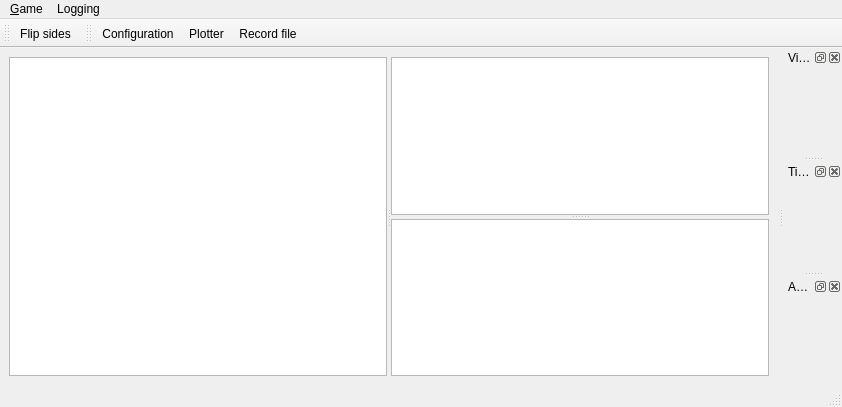
robotics-erlangen/autoref, file src/gui/mainwindow.ui: the form before one commit.
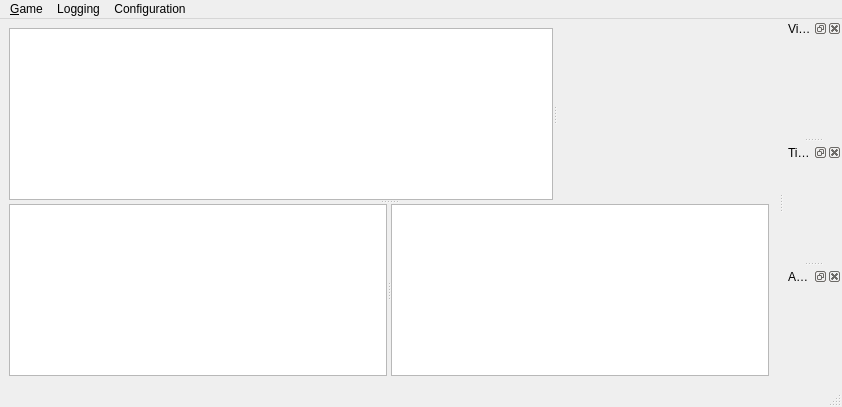
The form after the commit. Custom widgets are drawn as their Qt base class.

The edit to the form file:
```diff
--- a/src/gui/mainwindow.ui
+++ b/src/gui/mainwindow.ui
@@ -19,21 +19,35 @@
   <widget class="QWidget" name="centralwidget">
    <layout class="QVBoxLayout" name="verticalLayout">
     <item>
-     <widget class="QSplitter" name="splitterH">
+     <widget class="QSplitter" name="splitterV">
       <property name="orientation">
-       <enum>Qt::Horizontal</enum>
+       <enum>Qt::Vertical</enum>
       </property>
-      <widget class="DebugTreeWidget" name="debugTree">
-       <property name="editTriggers">
-        <set>QAbstractItemView::NoEditTriggers</set>
+      <widget class="QSplitter" name="splitterTop">
+       <property name="orientation">
+        <enum>Qt::Horizontal</enum>
        </property>
+       <widget class="DebugTreeWidget" name="debugTree">
+        <property name="editTriggers">
+         <set>QAbstractItemView::NoEditTriggers</set>
+        </property>
+       </widget>
+       <widget class="BallSpeedPlotter" name="plotter" native="true"/>
       </widget>
-      <widget class="QSplitter" name="splitterV">
+      <widget class="QSplitter" name="splitterBottom">
        <property name="orientation">
-        <enum>Qt::Vertical</enum>
+        <enum>Qt::Horizontal</enum>
        </property>
-       <widget class="FieldWidget" name="field"/>
-       <widget class="LogWidget" name="log"/>
+       <widget class="LogWidget" name="log">
+        <property name="acceptDrops">
+         <bool>false</bool>
+        </property>
+       </widget>
+       <widget class="FieldWidget" name="field">
+        <property name="acceptDrops">
+         <bool>false</bool>
+        </property>
+       </widget>
       </widget>
      </widget>
     </item>
@@ -45,7 +59,7 @@
      <x>0</x>
      <y>0</y>
      <width>842</width>
-     <height>22</height>
+     <height>19</height>
     </rect>
    </property>
    <widget class="QMenu" name="menu_Game">
@@ -62,22 +76,17 @@
     </property>
     <addaction name="actionRecord"/>
    </widget>
+   <widget class="QMenu" name="menuConfiguration">
+    <property name="title">
+     <string>Configuration</string>
+    </property>
+    <addaction name="actionConfiguration"/>
+   </widget>
    <addaction name="menu_Game"/>
    <addaction name="menuVideo"/>
+   <addaction name="menuConfiguration"/>
   </widget>
   <widget class="QStatusBar" name="statusbar"/>
-  <widget class="QToolBar" name="toolCommands">
-   <property name="windowTitle">
-    <string>Commands</string>
-   </property>
-   <attribute name="toolBarArea">
-    <enum>TopToolBarArea</enum>
-   </attribute>
-   <attribute name="toolBarBreak">
-    <bool>false</bool>
-   </attribute>
-   <addaction name="actionFlipSides"/>
-  </widget>
   <widget class="QDockWidget" name="dockVisualization">
    <property name="windowTitle">
     <string>Visualizations</string>
@@ -87,20 +96,6 @@
    </attribute>
    <widget class="VisualizationWidget" name="visualization"/>
   </widget>
-  <widget class="QToolBar" name="toolConfig">
-   <property name="windowTitle">
-    <string>Configuration</string>
-   </property>
-   <attribute name="toolBarArea">
-    <enum>TopToolBarArea</enum>
-   </attribute>
-   <attribute name="toolBarBreak">
-    <bool>false</bool>
-   </attribute>
-   <addaction name="actionConfiguration"/>
-   <addaction name="actionPlotter"/>
-   <addaction name="actionRecord"/>
-  </widget>
   <widget class="QDockWidget" name="dockTiming">
    <property name="windowTitle">
     <string>Timing</string>
@@ -130,11 +125,6 @@
     <string>&amp;Quit</string>
    </property>
   </action>
-  <action name="actionPlotter">
-   <property name="text">
-    <string>&amp;Plotter</string>
-   </property>
-  </action>
   <action name="actionFlipSides">
    <property name="text">
     <string>&amp;Flip sides</string>
@@ -197,6 +187,11 @@
    <extends>QTreeView</extends>
    <header>ra/debugtreewidget.h</header>
   </customwidget>
+  <customwidget>
+   <class>BallSpeedPlotter</class>
+   <extends>QWidget</extends>
+   <header>ballspeedplotter.h</header>
+  </customwidget>
  </customwidgets>
  <resources/>
  <connections>
```
